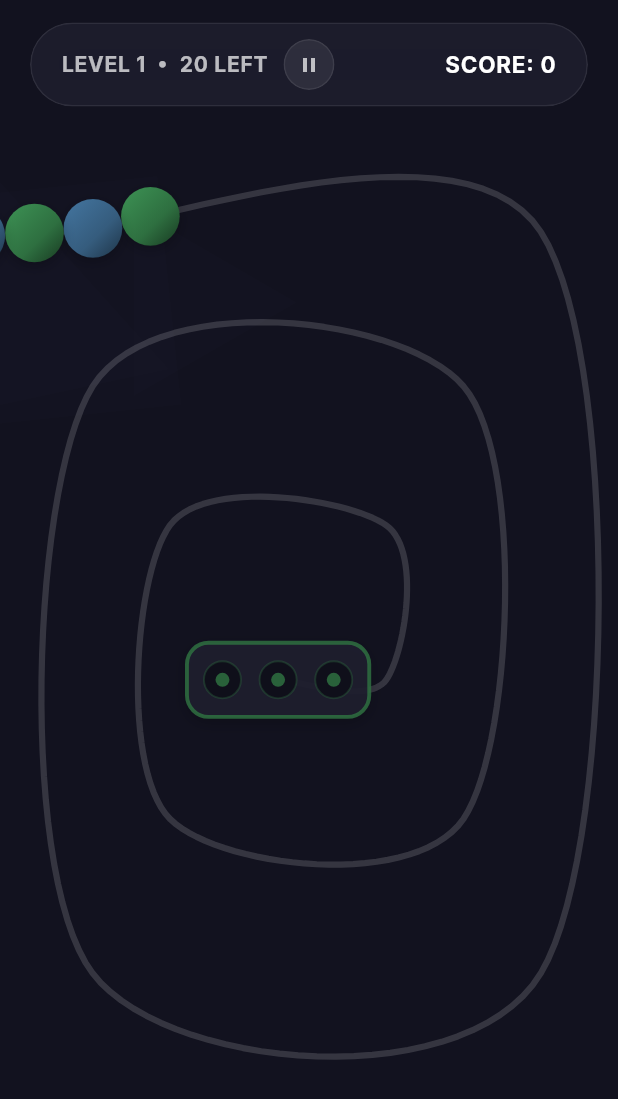
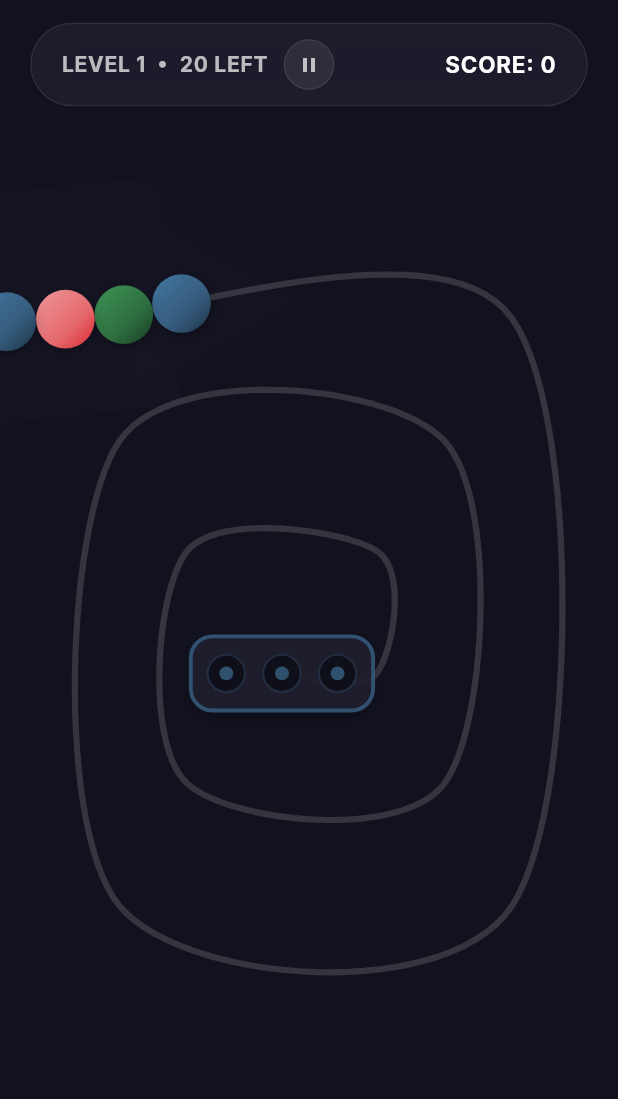
Before and after one commit to abdukhalilovazim/zuma-box-flutter, a Flutter app: the screen it shows after launch, after a tap on "START GAME", on a phone screen of 412 x 824 dp. Shown: the top 1099 px of the screen. Run offline on Flutter 3.47's test engine with Material 3 defaults, Android fonts, the phone set to English and light mode, and no system bars; our stand-ins replace shared_preferences; Roboto replaces fonts that are missing (Inter).

```diff
--- a/lib/game/game_controller.dart
+++ b/lib/game/game_controller.dart
@@ -81,7 +81,9 @@ class GameController extends ChangeNotifier {
   int score = 0;
   int boxesCleared = 0;
   int ballsSpawned = 0;
-  static const int maxLevelBalls = 30;
+  List<Color> levelColorPool = [];
+  int colorPoolIndex = 0;
+  int get maxLevelBalls => levelColorPool.length;
 
   // Ticker for game loop
   Ticker? _ticker;
@@ -95,6 +97,36 @@ class GameController extends ChangeNotifier {
     _loadLevel(currentLevelNumber);
   }
 
+  void _generateLevelColorPool() {
+    levelColorPool.clear();
+    colorPoolIndex = 0;
+
+    final boxDemand = currentLevelConfig.boxDemand;
+    final colorCount = currentLevelConfig.colorCount;
+
+    // Calculate max level balls closest to 30 that is a multiple of boxDemand
+    final maxBalls = (30 ~/ boxDemand) * boxDemand;
+
+    int totalGroups = maxBalls ~/ boxDemand;
+    List<int> groupsPerColor = List.filled(colorCount, 0);
+
+    for (int i = 0; i < totalGroups; i++) {
+      groupsPerColor[i % colorCount]++;
+    }
+
+    List<Color> colorsToShuffle = [];
+    for (int i = 0; i < colorCount; i++) {
+      final color = GameConstants.getLevelColor(i);
+      final count = groupsPerColor[i] * boxDemand;
+      for (int c = 0; c < count; c++) {
+        colorsToShuffle.add(color);
+      }
+    }
+
+    colorsToShuffle.shuffle(_random);
+    levelColorPool.addAll(colorsToShuffle);
+  }
+
   void _loadLevel(int levelNum) {
     currentLevelNumber = levelNum;
     final levels = LevelConfig.defaultLevels;
@@ -103,18 +135,13 @@ class GameController extends ChangeNotifier {
       orElse: () => levels.first,
     );
 
-    // Generate spline path
-    pathPoints = PathManager.generateSmoothPath(currentLevelConfig.controlPoints);
+    // Generate spline path using SCALED control points to prevent clipping
+    pathPoints = PathManager.generateSmoothPath(currentLevelConfig.scaledControlPoints);
     pathDistances = PathManager.computeCumulativeDistances(pathPoints);
     totalPathLength = pathDistances.isNotEmpty ? pathDistances.last : 0.0;
 
-    // Initialize Box
-    final initialColor = GameConstants.getLevelColor(_random.nextInt(currentLevelConfig.colorCount));
-    box = BoxModel(
-      targetColor: initialColor,
-      requiredCount: currentLevelConfig.boxDemand,
-      position: currentLevelConfig.boxPosition,
-    );
+    // Generate color pool
+    _generateLevelColorPool();
 
     // Reset game counters
     activeBalls.clear();
@@ -125,12 +152,12 @@ class GameController extends ChangeNotifier {
     boxesCleared = 0;
     ballsSpawned = 10;
 
-    // Prepare Intro state: spawn initial 10 balls queued behind the entrance line
+    // Prepare Intro state: spawn initial 10 balls queued behind the entrance line from color pool
     state = GameState.intro;
 
     int initialCount = 10;
     for (int i = 0; i < initialCount; i++) {
-      final color = GameConstants.getLevelColor(_random.nextInt(currentLevelConfig.colorCount));
+      final color = levelColorPool[colorPoolIndex++];
       final id = "init_${i}_${_random.nextInt(1000)}";
       double dist = -i * GameConstants.ballDiameter;
       activeBalls.add(Ball(
@@ -145,6 +172,14 @@ class GameController extends ChangeNotifier {
       activeBalls.last.currentPos = posAngle.position;
       activeBalls.last.currentAngle = posAngle.angle;
     }
+
+    // Initialize Box with SCALED box position and target color from active balls
+    final initialColor = _getRandomActiveColor(choosingNew: true);
+    box = BoxModel(
+      targetColor: initialColor,
+      requiredCount: currentLevelConfig.boxDemand,
+      position: currentLevelConfig.scaledBoxPosition,
+    );
 
     notifyListeners();
   }
@@ -235,12 +270,12 @@ class GameController extends ChangeNotifier {
       _updatePlaying(dt);
     }
 
-    // Ensure box target color is always solvable (contains a color currently present in activeBalls)
+    // Ensure box target color is always solvable and valid (no remainder issues)
     if (state == GameState.playing && box != null && activeBalls.isNotEmpty) {
-      final activeColors = activeBalls.map((b) => b.color).toSet();
-      if (!activeColors.contains(box!.targetColor)) {
-        // Target color is no longer present, shift target color to a color that is on the path
-        box!.reset(activeColors.first);
+      final remainingDemand = box!.requiredCount - box!.currentCount;
+      if (!_isColorValidForBox(box!.targetColor, currentCount: box!.currentCount, remainingDemand: remainingDemand)) {
+        // Target color is no longer valid, shift target color to a valid color and reset box
+        box!.reset(_getRandomActiveColor(choosingNew: true));
       }
     }
 
@@ -376,7 +411,7 @@ class GameController extends ChangeNotifier {
     if (ballsSpawned >= maxLevelBalls) return;
     ballsSpawned++;
     final id = DateTime.now().microsecondsSinceEpoch.toString() + "_${_random.nextInt(100)}";
-    final color = _getRandomActiveColor();
+    final color = levelColorPool[colorPoolIndex++];
     activeBalls.add(Ball(
       id: id,
       color: color,
@@ -386,16 +421,50 @@ class GameController extends ChangeNotifier {
     ));
   }
 
-  Color _getRandomActiveColor() {
-    // DEADLOCK PREVENTION:
-    // If the chain is active, pick from colors currently in the chain to keep it solvable.
-    if (activeBalls.isNotEmpty) {
-      final currentColors = activeBalls.map((b) => b.color).toSet().toList();
-      if (currentColors.isNotEmpty) {
-        return currentColors[_random.nextInt(currentColors.length)];
+  bool _isColorValidForBox(Color color, {required int currentCount, required int remainingDemand}) {
+    int activeCount = activeBalls.where((b) => b.color == color).length;
+    int flyingCount = flyingBalls.where((b) => b.color == color).length;
+    int totalAvailable = activeCount + flyingCount;
+    if (totalAvailable == 0) return false;
+
+    if (ballsSpawned < maxLevelBalls) {
+      return true;
+    }
+
+    // Line has ended (spawning is complete)
+    final boxDemand = currentLevelConfig.boxDemand;
+    if (currentCount > 0 || flyingCount > 0) {
+      // We are in the middle of filling this box. We just need enough balls (on path + in air) to complete it.
+      return totalAvailable >= remainingDemand;
+    } else {
+      // We are choosing a new color. The active count must be a multiple of boxDemand.
+      return activeCount >= boxDemand && (activeCount % boxDemand == 0);
+    }
+  }
+
+  Color _getRandomActiveColor({bool choosingNew = false}) {
+    if (activeBalls.isEmpty) {
+      return GameConstants.getLevelColor(_random.nextInt(currentLevelConfig.colorCount));
+    }
+
+    final boxDemand = currentLevelConfig.boxDemand;
+    final currentCount = (box != null && !choosingNew) ? box!.currentCount : 0;
+    final remainingDemand = (box != null && !choosingNew) ? (box!.requiredCount - box!.currentCount) : boxDemand;
+
+    List<Color> validColors = [];
+    final activeColors = activeBalls.map((b) => b.color).toSet().toList();
+
+    for (var color in activeColors) {
+      if (_isColorValidForBox(color, currentCount: currentCount, remainingDemand: remainingDemand)) {
+        validColors.add(color);
       }
     }
-    return GameConstants.getLevelColor(_random.nextInt(currentLevelConfig.colorCount));
+
+    if (validColors.isNotEmpty) {
+      return validColors[_random.nextInt(validColors.length)];
+    }
+
+    return activeColors[_random.nextInt(activeColors.length)];
   }
 
   void _updateFlyingBalls(double dt) {
@@ -454,7 +523,7 @@ class GameController extends ChangeNotifier {
       HapticFeedback.heavyImpact();
 
       // Reset Box with a new target color
-      final newColor = _getRandomActiveColor();
+      final newColor = _getRandomActiveColor(choosingNew: true);
       box!.reset(newColor);
     } else {
       // Normal hit: spark burst
--- a/lib/models/level.dart
+++ b/lib/models/level.dart
@@ -19,6 +19,33 @@ class LevelConfig {
     required this.boxDemand,
     required this.colorCount,
   });
+
+  // Scaling getters to safely map coordinates inside [60, 340] for X and [140, 600] for Y
+  List<Waypoint> get scaledControlPoints {
+    return controlPoints.map((w) {
+      // Map x from original range [40, 360] to [60, 340]
+      double newX = 60.0 + (w.dx - 40.0) * (340.0 - 60.0) / (360.0 - 40.0);
+      newX = newX.clamp(60.0, 340.0);
+
+      // Map y from original range [80, 660] to [140, 600]
+      double newY = 140.0 + (w.dy - 80.0) * (600.0 - 140.0) / (660.0 - 80.0);
+      newY = newY.clamp(140.0, 600.0);
+
+      return Waypoint(newX, newY);
+    }).toList();
+  }
+
+  Offset get scaledBoxPosition {
+    // Map x from original range [40, 360] to [60, 340]
+    double newX = 60.0 + (boxPosition.dx - 40.0) * (340.0 - 60.0) / (360.0 - 40.0);
+    newX = newX.clamp(60.0, 340.0);
+
+    // Map y from original range [80, 660] to [140, 600]
+    double newY = 140.0 + (boxPosition.dy - 80.0) * (600.0 - 140.0) / (660.0 - 80.0);
+    newY = newY.clamp(140.0, 600.0);
+
+    return Offset(newX, newY);
+  }
 
   // Pre-configured levels with gorgeous spiral trajectories
   static List<LevelConfig> get defaultLevels => [
--- a/lib/widgets/hud_widget.dart
+++ b/lib/widgets/hud_widget.dart
@@ -55,7 +55,7 @@ class HudWidget extends StatelessWidget {
                         // Level Info
                         Expanded(
                           child: Text(
-                            "LEVEL ${controller.currentLevelNumber}  •  ${(GameController.maxLevelBalls - controller.ballsSpawned).clamp(0, GameController.maxLevelBalls)} LEFT",
+                            "LEVEL ${controller.currentLevelNumber}  •  ${(controller.maxLevelBalls - controller.ballsSpawned).clamp(0, controller.maxLevelBalls)} LEFT",
                             style: const TextStyle(
                               color: Colors.white70,
                               fontSize: 14.0,
```
Also changed, not shown: pubspec.lock, 15 other files.
